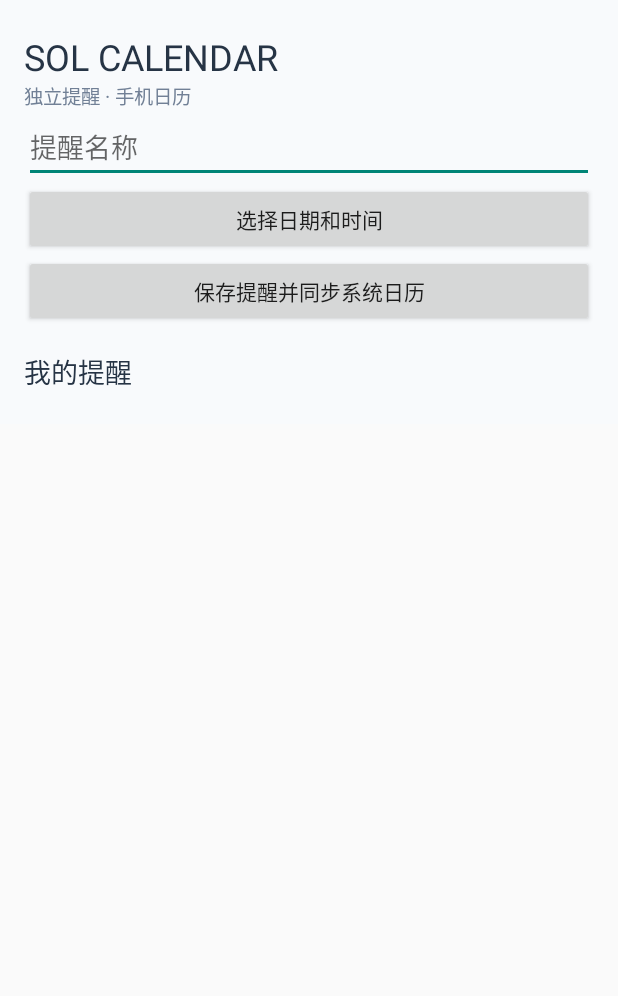
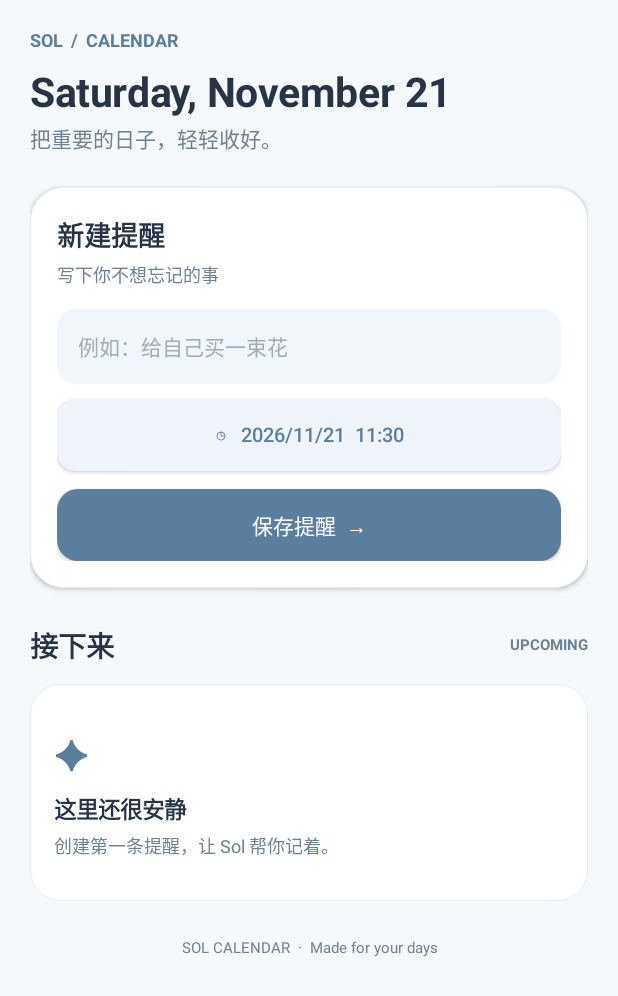
Before and after one commit to 2324256gg-cpu/1, an Android app: the screen it shows after launch (MainActivity), on a phone screen of 412 x 824 dp. Shown: the top 996 px of the screen. Run offline under Robolectric (Android 15) with nearby library versions, the phone set to English and light mode, and no system bars; 1 statement that could not run was skipped.

Commit message:
Polish Sol Calendar home screen UI

```diff
--- a/app/src/main/java/com/solcalendar/MainActivity.kt
+++ b/app/src/main/java/com/solcalendar/MainActivity.kt
@@ -1,25 +1,178 @@
 package com.solcalendar
+
 import android.Manifest
 import android.app.*
 import android.content.pm.PackageManager
+import android.graphics.Color
+import android.graphics.Typeface
+import android.graphics.drawable.GradientDrawable
 import android.os.Bundle
+import android.view.Gravity
+import android.view.View
 import android.widget.*
 import androidx.core.app.ActivityCompat
 import java.text.SimpleDateFormat
 import java.util.*
-class MainActivity:Activity(){
- private val store by lazy{ReminderStore(this)}
- private var chosen=System.currentTimeMillis()+3600000L
- override fun onCreate(b:Bundle?){super.onCreate(b);val ps= mutableListOf(Manifest.permission.READ_CALENDAR,Manifest.permission.WRITE_CALENDAR);if(android.os.Build.VERSION.SDK_INT>=33)ps.add(Manifest.permission.POST_NOTIFICATIONS);val missing=ps.filter{checkSelfPermission(it)!=PackageManager.PERMISSION_GRANTED};if(missing.isNotEmpty())ActivityCompat.requestPermissions(this,missing.toTypedArray(),1);render()}
- private fun render(){
-  val box=LinearLayout(this).apply{orientation=1;setPadding(24,32,24,24);setBackgroundColor(0xFFF8FAFC.toInt())}
-  box.addView(TextView(this).apply{text="SOL CALENDAR";textSize=24f;setTextColor(0xFF263445.toInt())})
-  box.addView(TextView(this).apply{text="独立提醒 · 手机日历";textSize=13f;setTextColor(0xFF718096.toInt())})
-  val name=EditText(this).apply{hint="提醒名称"};box.addView(name)
-  box.addView(Button(this).apply{text="选择日期和时间";setOnClickListener{val c=Calendar.getInstance().apply{timeInMillis=chosen};DatePickerDialog(this@MainActivity,{_,y,m,d->c.set(y,m,d);TimePickerDialog(this@MainActivity,{_,h,mi->c.set(Calendar.HOUR_OF_DAY,h);c.set(Calendar.MINUTE,mi);chosen=c.timeInMillis},c.get(Calendar.HOUR_OF_DAY),c.get(Calendar.MINUTE),true).show()},c.get(Calendar.YEAR),c.get(Calendar.MONTH),c.get(Calendar.DAY_OF_MONTH)).show()}})
-  box.addView(Button(this).apply{text="保存提醒并同步系统日历";setOnClickListener{val t=name.text.toString().trim();if(t.isEmpty())return@setOnClickListener;val event=if(checkSelfPermission(Manifest.permission.WRITE_CALENDAR)==PackageManager.PERMISSION_GRANTED)try{CalendarBridge.insert(this@MainActivity,t,chosen)}catch(_:Exception){null}else null;store.add(t,chosen,event);ReminderScheduler.schedule(this@MainActivity,t,chosen);SolWidgetProvider.refresh(this@MainActivity);Toast.makeText(this@MainActivity,if(event==null)"已保存到 Sol" else "已写入系统日历",Toast.LENGTH_LONG).show();render()}})
-  box.addView(TextView(this).apply{text="我的提醒";textSize=18f;setPadding(0,24,0,8);setTextColor(0xFF263445.toInt())})
-  store.upcoming(30).forEach{r->box.addView(TextView(this).apply{text=SimpleDateFormat("MM/dd HH:mm",Locale.getDefault()).format(Date(r.time))+"  "+r.title;textSize=14f;setPadding(0,8,0,8);setTextColor(0xFF263445.toInt())})}
-  setContentView(ScrollView(this).apply{addView(box)})
- }
+
+class MainActivity : Activity() {
+    private val store by lazy { ReminderStore(this) }
+    private var chosen = System.currentTimeMillis() + 3600000L
+    private val ink = Color.rgb(38, 52, 69)
+    private val muted = Color.rgb(111, 129, 149)
+    private val blue = Color.rgb(91, 125, 158)
+    private val pale = Color.rgb(241, 246, 250)
+    private val white = Color.WHITE
+
+    override fun onCreate(b: Bundle?) {
+        super.onCreate(b)
+        window.statusBarColor = Color.rgb(246, 249, 252)
+        window.navigationBarColor = Color.rgb(246, 249, 252)
+        window.decorView.systemUiVisibility = View.SYSTEM_UI_FLAG_LIGHT_STATUS_BAR or View.SYSTEM_UI_FLAG_LIGHT_NAVIGATION_BAR
+        val permissions = mutableListOf(Manifest.permission.READ_CALENDAR, Manifest.permission.WRITE_CALENDAR)
+        if (android.os.Build.VERSION.SDK_INT >= 33) permissions.add(Manifest.permission.POST_NOTIFICATIONS)
+        val missing = permissions.filter { checkSelfPermission(it) != PackageManager.PERMISSION_GRANTED }
+        if (missing.isNotEmpty()) ActivityCompat.requestPermissions(this, missing.toTypedArray(), 1)
+        render()
+    }
+
+    private fun dp(v: Int) = (v * resources.displayMetrics.density).toInt()
+    private fun rounded(color: Int, radius: Int = 20, stroke: Int = 0): GradientDrawable =
+        GradientDrawable().apply {
+            setColor(color)
+            cornerRadius = dp(radius).toFloat()
+            if (stroke != 0) setStroke(dp(1), stroke)
+        }
+
+    private fun label(value: String, size: Float, color: Int, bold: Boolean = false): TextView =
+        TextView(this).apply {
+            text = value
+            textSize = size
+            setTextColor(color)
+            if (bold) setTypeface(typeface, Typeface.BOLD)
+        }
+
+    private fun render() {
+        val page = LinearLayout(this).apply {
+            orientation = LinearLayout.VERTICAL
+            setPadding(dp(20), dp(18), dp(20), dp(28))
+            setBackgroundColor(Color.rgb(246, 249, 252))
+        }
+
+        val top = LinearLayout(this).apply { orientation = LinearLayout.VERTICAL }
+        top.addView(label("SOL  /  CALENDAR", 12f, blue, true))
+        val today = Calendar.getInstance()
+        top.addView(label(SimpleDateFormat("EEEE, MMMM d", Locale.getDefault()).format(today.time), 27f, ink, true).apply {
+            setPadding(0, dp(8), 0, dp(3))
+        })
+        top.addView(label("把重要的日子，轻轻收好。", 14f, muted))
+        page.addView(top, LinearLayout.LayoutParams(-1, -2).apply { bottomMargin = dp(22) })
+
+        val composer = LinearLayout(this).apply {
+            orientation = LinearLayout.VERTICAL
+            setPadding(dp(18), dp(18), dp(18), dp(18))
+            background = rounded(white, 22, Color.rgb(230, 237, 244))
+            elevation = dp(2).toFloat()
+        }
+        composer.addView(label("新建提醒", 18f, ink, true))
+        composer.addView(label("写下你不想忘记的事", 12f, muted).apply {
+            setPadding(0, dp(4), 0, dp(14))
+        })
+        val name = EditText(this).apply {
+            hint = "例如：给自己买一束花"
+            textSize = 14f
+            setTextColor(ink)
+            setHintTextColor(Color.rgb(159, 172, 185))
+            singleLine = true
+            setPadding(dp(14), 0, dp(14), 0)
+            background = rounded(pale, 13)
+        }
+        composer.addView(name, LinearLayout.LayoutParams(-1, dp(50)))
+        val dateButton = Button(this).apply {
+            text = "◷   " + SimpleDateFormat("yyyy/MM/dd  HH:mm", Locale.getDefault()).format(Date(chosen))
+            textSize = 13f
+            isAllCaps = false
+            setTextColor(blue)
+            background = rounded(Color.rgb(238, 244, 249), 13)
+            setOnClickListener {
+                val c = Calendar.getInstance().apply { timeInMillis = chosen }
+                DatePickerDialog(this@MainActivity, { _, y, m, d ->
+                    c.set(y, m, d)
+                    TimePickerDialog(this@MainActivity, { _, h, min ->
+                        c.set(Calendar.HOUR_OF_DAY, h)
+                        c.set(Calendar.MINUTE, min)
+                        chosen = c.timeInMillis
+                        text = "◷   " + SimpleDateFormat("yyyy/MM/dd  HH:mm", Locale.getDefault()).format(Date(chosen))
+                    }, c.get(Calendar.HOUR_OF_DAY), c.get(Calendar.MINUTE), true).show()
+                }, c.get(Calendar.YEAR), c.get(Calendar.MONTH), c.get(Calendar.DAY_OF_MONTH)).show()
+            }
+        }
+        composer.addView(dateButton, LinearLayout.LayoutParams(-1, dp(48)).apply { topMargin = dp(10) })
+        val save = Button(this).apply {
+            text = "保存提醒  →"
+            textSize = 14f
+            isAllCaps = false
+            setTextColor(white)
+            background = rounded(blue, 14)
+            setOnClickListener {
+                val title = name.text.toString().trim()
+                if (title.isEmpty()) {
+                    name.error = "先写下提醒内容"
+                    return@setOnClickListener
+                }
+                val event = if (checkSelfPermission(Manifest.permission.WRITE_CALENDAR) == PackageManager.PERMISSION_GRANTED)
+                    try { CalendarBridge.insert(this@MainActivity, title, chosen) } catch (_: Exception) { null } else null
+                store.add(title, chosen, event)
+                ReminderScheduler.schedule(this@MainActivity, title, chosen)
+                SolWidgetProvider.refresh(this@MainActivity)
+                Toast.makeText(this@MainActivity, if (event == null) "已保存到 Sol" else "已同步到手机日历", Toast.LENGTH_LONG).show()
+                render()
+            }
+        }
+        composer.addView(save, LinearLayout.LayoutParams(-1, dp(48)).apply { topMargin = dp(12) })
+        page.addView(composer, LinearLayout.LayoutParams(-1, -2).apply { bottomMargin = dp(24) })
+
+        val heading = LinearLayout(this).apply {
+            gravity = Gravity.CENTER_VERTICAL
+            addView(label("接下来", 19f, ink, true), LinearLayout.LayoutParams(0, -2, 1f))
+            addView(label("UPCOMING", 10f, muted, true))
+        }
+        page.addView(heading, LinearLayout.LayoutParams(-1, -2).apply { bottomMargin = dp(12) })
+
+        val reminders = store.upcoming(30)
+        if (reminders.isEmpty()) {
+            val empty = LinearLayout(this).apply {
+                orientation = LinearLayout.VERTICAL
+                gravity = Gravity.CENTER
+                setPadding(dp(16), dp(28), dp(16), dp(28))
+                background = rounded(white, 20, Color.rgb(230, 237, 244))
+                addView(label("✦", 26f, blue, true))
+                addView(label("这里还很安静", 15f, ink, true).apply { setPadding(0, dp(8), 0, dp(4)) })
+                addView(label("创建第一条提醒，让 Sol 帮你记着。", 12f, muted))
+            }
+            page.addView(empty, LinearLayout.LayoutParams(-1, -2))
+        } else {
+            reminders.forEach { r ->
+                val item = LinearLayout(this).apply {
+                    orientation = LinearLayout.HORIZONTAL
+                    gravity = Gravity.CENTER_VERTICAL
+                    setPadding(dp(15), dp(14), dp(15), dp(14))
+                    background = rounded(white, 17, Color.rgb(230, 237, 244))
+                }
+                val date = SimpleDateFormat("MM/dd\nHH:mm", Locale.getDefault()).format(Date(r.time))
+                item.addView(label(date, 12f, blue, true), LinearLayout.LayoutParams(dp(58), -2))
+                val divider = View(this).apply { setBackgroundColor(Color.rgb(222, 231, 239)) }
+                item.addView(divider, LinearLayout.LayoutParams(dp(1), dp(34)).apply { marginEnd = dp(12) })
+                item.addView(label(r.title, 14f, ink, true), LinearLayout.LayoutParams(0, -2, 1f))
+                page.addView(item, LinearLayout.LayoutParams(-1, -2).apply { bottomMargin = dp(9) })
+            }
+        }
+        page.addView(label("SOL CALENDAR  ·  Made for your days", 10f, muted).apply {
+            gravity = Gravity.CENTER
+            setPadding(0, dp(24), 0, 0)
+        })
+        setContentView(ScrollView(this).apply {
+            isFillViewport = true
+            addView(page)
+        })
+    }
 }
```
